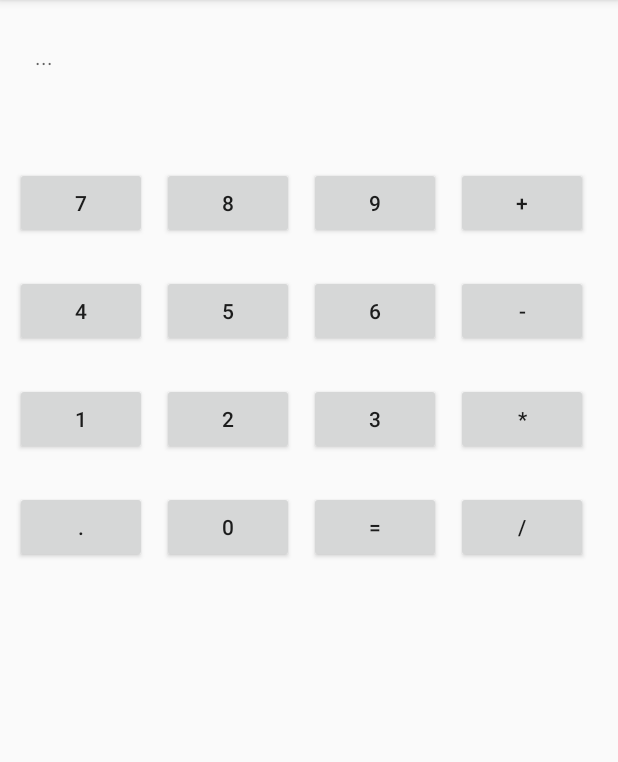
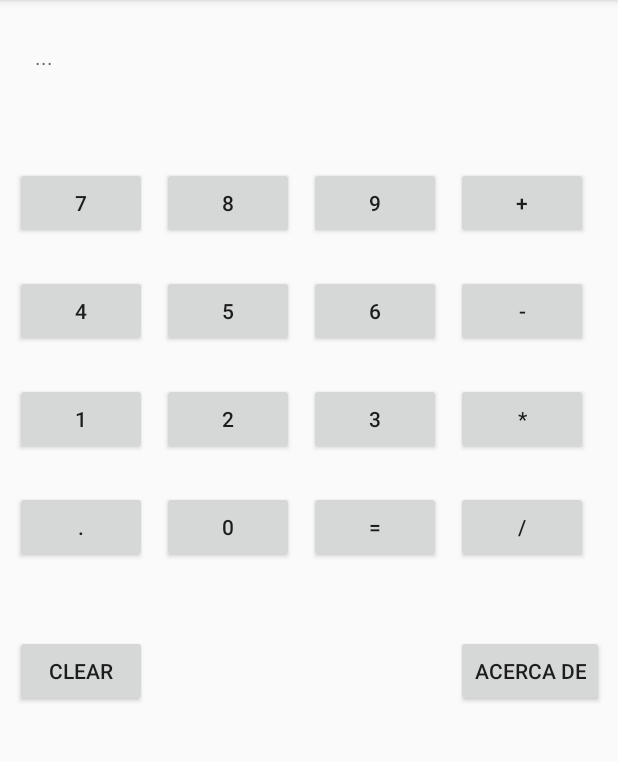
Before and after one commit to Dark-Light-20/Calculator-App, an Android app: the screen it shows after launch (MainActivity), on a phone screen of 412 x 824 dp, the part 84-846 px from its top. Run offline under Robolectric (Android 15) with nearby library versions, the phone set to English and light mode, and no system bars.

Commit message:
add eq function // add clear - about

```diff
--- a/app/src/main/res/layout/activity_main.xml
+++ b/app/src/main/res/layout/activity_main.xml
@@ -30,7 +30,8 @@
             android:layout_width="wrap_content"
             android:layout_height="wrap_content"
             android:text="7"
-            android:layout_marginLeft="10dp">
+            style="@style/Widget.AppCompat.Button"
+            android:layout_marginStart="10dp">
         </Button>
 
         <Button
@@ -38,7 +39,8 @@
             android:layout_width="wrap_content"
             android:layout_height="wrap_content"
             android:text="8"
-            android:layout_marginLeft="10dp">
+            style="@style/Widget.AppCompat.Button"
+            android:layout_marginStart="10dp">
         </Button>
 
         <Button
@@ -46,7 +48,8 @@
             android:layout_width="wrap_content"
             android:layout_height="wrap_content"
             android:text="9"
-            android:layout_marginLeft="10dp">
+            style="@style/Widget.AppCompat.Button"
+            android:layout_marginStart="10dp">
         </Button>
 
         <Button
@@ -54,7 +57,8 @@
             android:layout_width="wrap_content"
             android:layout_height="wrap_content"
             android:text="+"
-            android:layout_marginLeft="10dp">
+            style="@style/Widget.AppCompat.Button"
+            android:layout_marginStart="10dp">
         </Button>
 
     </LinearLayout>
@@ -72,7 +76,8 @@
             android:layout_width="wrap_content"
             android:layout_height="wrap_content"
             android:text="4"
-            android:layout_marginLeft="10dp">
+            style="@style/Widget.AppCompat.Button"
+            android:layout_marginStart="10dp">
         </Button>
 
         <Button
@@ -80,7 +85,8 @@
             android:layout_width="wrap_content"
             android:layout_height="wrap_content"
             android:text="5"
-            android:layout_marginLeft="10dp">
+            style="@style/Widget.AppCompat.Button"
+            android:layout_marginStart="10dp">
         </Button>
 
         <Button
@@ -88,7 +94,8 @@
             android:layout_width="wrap_content"
             android:layout_height="wrap_content"
             android:text="6"
-            android:layout_marginLeft="10dp">
+            style="@style/Widget.AppCompat.Button"
+            android:layout_marginStart="10dp">
         </Button>
 
         <Button
@@ -96,7 +103,8 @@
             android:layout_width="wrap_content"
             android:layout_height="wrap_content"
             android:text="-"
-            android:layout_marginLeft="10dp">
+            style="@style/Widget.AppCompat.Button"
+            android:layout_marginStart="10dp">
         </Button>
 
     </LinearLayout>
@@ -114,7 +122,8 @@
             android:layout_width="wrap_content"
             android:layout_height="wrap_content"
             android:text="1"
-            android:layout_marginLeft="10dp">
+            style="@style/Widget.AppCompat.Button"
+            android:layout_marginStart="10dp">
         </Button>
 
         <Button
@@ -122,7 +131,8 @@
             android:layout_width="wrap_content"
             android:layout_height="wrap_content"
             android:text="2"
-            android:layout_marginLeft="10dp">
+            style="@style/Widget.AppCompat.Button"
+            android:layout_marginStart="10dp">
         </Button>
 
         <Button
@@ -130,7 +140,8 @@
             android:layout_width="wrap_content"
             android:layout_height="wrap_content"
             android:text="3"
-            android:layout_marginLeft="10dp">
+            style="@style/Widget.AppCompat.Button"
+            android:layout_marginStart="10dp">
         </Button>
 
         <Button
@@ -138,7 +149,8 @@
             android:layout_width="wrap_content"
             android:layout_height="wrap_content"
             android:text="*"
-            android:layout_marginLeft="10dp">
+            style="@style/Widget.AppCompat.Button"
+            android:layout_marginStart="10dp">
         </Button>
 
     </LinearLayout>
@@ -156,7 +168,8 @@
             android:layout_width="wrap_content"
             android:layout_height="wrap_content"
             android:text="."
-            android:layout_marginLeft="10dp">
+            style="@style/Widget.AppCompat.Button"
+            android:layout_marginStart="10dp">
         </Button>
 
         <Button
@@ -164,7 +177,8 @@
             android:layout_width="wrap_content"
             android:layout_height="wrap_content"
             android:text="0"
-            android:layout_marginLeft="10dp">
+            style="@style/Widget.AppCompat.Button"
+            android:layout_marginStart="10dp">
         </Button>
 
         <Button
@@ -172,7 +186,8 @@
             android:layout_width="wrap_content"
             android:layout_height="wrap_content"
             android:text="="
-            android:layout_marginLeft="10dp">
+            style="@style/Widget.AppCompat.Button"
+            android:layout_marginStart="10dp">
         </Button>
 
         <Button
@@ -180,10 +195,40 @@
             android:layout_width="wrap_content"
             android:layout_height="wrap_content"
             android:text="/"
+            style="@style/Widget.AppCompat.Button"
             android:layout_marginStart="10dp">
         </Button>
 
     </LinearLayout>
+
+    <RelativeLayout
+        android:id="@+id/Relative1"
+        android:layout_width="match_parent"
+        android:layout_height="wrap_content"
+        android:layout_marginTop="48dp"
+        app:layout_constraintTop_toBottomOf="@+id/Linear4"
+        tools:layout_editor_absoluteX="163dp">
+
+        <Button
+            android:id="@+id/button_clear"
+            android:layout_width="wrap_content"
+            android:layout_height="wrap_content"
+            android:layout_marginStart="10dp"
+            android:text="CLEAR"
+            style="@style/Widget.AppCompat.Button">
+        </Button>
+
+        <Button
+            android:id="@+id/button_about"
+            android:layout_width="wrap_content"
+            android:layout_height="wrap_content"
+            android:layout_alignParentEnd="true"
+            android:layout_marginEnd="9dp"
+            android:text="Acerca de"
+            style="@style/Widget.AppCompat.Button">
+        </Button>
+
+    </RelativeLayout>
 
     <!---
 
--- a/build.gradle
+++ b/build.gradle
@@ -7,7 +7,7 @@ buildscript {
 
     }
     dependencies {
-        classpath 'com.android.tools.build:gradle:3.5.0'
+        classpath 'com.android.tools.build:gradle:3.5.1'
 
         // NOTE: Do not place your application dependencies here; they belong
         // in the individual module build.gradle files
```
Also changed, not shown: app/src/main/java/com/example/calculator/MainActivity.java (+40 -4 lines).
